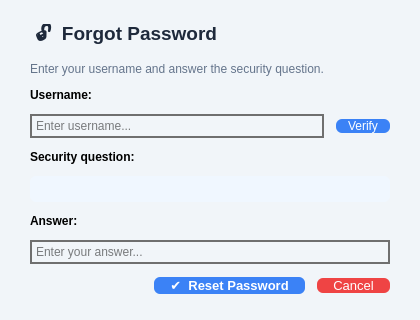
This is ui/ForgotPasswordDialog.ui in khoivnk25411e/Final-Project-Programming-Techniques as Qt 5 draws it before an edit. The edited form follows.
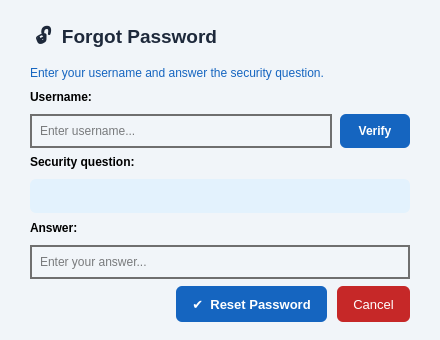
This is the edited form.

```diff
--- a/ui/ForgotPasswordDialog.ui
+++ b/ui/ForgotPasswordDialog.ui
@@ -6,20 +6,20 @@
    <rect>
     <x>0</x>
     <y>0</y>
-    <width>420</width>
-    <height>320</height>
+    <width>440</width>
+    <height>340</height>
    </rect>
   </property>
   <property name="minimumSize">
    <size>
-    <width>420</width>
-    <height>320</height>
+    <width>440</width>
+    <height>340</height>
    </size>
   </property>
   <property name="maximumSize">
    <size>
-    <width>420</width>
-    <height>320</height>
+    <width>440</width>
+    <height>340</height>
    </size>
   </property>
   <property name="windowTitle">
@@ -30,7 +30,7 @@
   </property>
   <layout class="QVBoxLayout" name="verticalLayout">
    <property name="spacing">
-    <number>12</number>
+    <number>10</number>
    </property>
    <property name="leftMargin">
     <number>30</number>
@@ -64,7 +64,7 @@
    <item>
     <widget class="QLabel" name="lblDesc">
      <property name="styleSheet">
-      <string>color: #64748b; font-size: 12px;</string>
+      <string>color: #1565c0; font-size: 12px;</string>
      </property>
      <property name="text">
       <string>Enter your username and answer the security question.</string>
@@ -86,10 +86,25 @@
    </item>
    <item>
     <layout class="QHBoxLayout" name="horizontalLayout">
+     <property name="spacing">
+      <number>8</number>
+     </property>
      <item>
       <widget class="QLineEdit" name="lineEditUsername">
+       <property name="minimumSize">
+        <size>
+         <width>0</width>
+         <height>34</height>
+        </size>
+       </property>
+       <property name="maximumSize">
+        <size>
+         <width>16777215</width>
+         <height>34</height>
+        </size>
+       </property>
        <property name="styleSheet">
-        <string>QLineEdit { border: 2px solid #6f6f6f; padding: 2px; color: black; }</string>
+        <string>QLineEdit { border: 2px solid #6f6f6f; padding: 2px 6px; color: black; }</string>
        </property>
        <property name="placeholderText">
         <string>Enter username...</string>
@@ -98,8 +113,20 @@
      </item>
      <item>
       <widget class="QPushButton" name="btnVerifyUser">
+       <property name="minimumSize">
+        <size>
+         <width>70</width>
+         <height>34</height>
+        </size>
+       </property>
+       <property name="maximumSize">
+        <size>
+         <width>70</width>
+         <height>34</height>
+        </size>
+       </property>
        <property name="styleSheet">
-        <string>QPushButton { background:#3b82f6; color:white; border-radius:6px; font-size:12px; padding: 0 12px; } QPushButton:hover { background:#2563eb; }</string>
+        <string>QPushButton { background:#1565c0; color:white; border-radius:6px; font-size:12px; font-weight:500; padding: 0 12px; } QPushButton:hover { background:#1976d2; }</string>
        </property>
        <property name="text">
         <string>Verify</string>
@@ -120,8 +147,14 @@
    </item>
    <item>
     <widget class="QLabel" name="lblQuestionText">
+     <property name="minimumSize">
+      <size>
+       <width>0</width>
+       <height>34</height>
+      </size>
+     </property>
      <property name="styleSheet">
-      <string>color: #3b82f6; font-style: italic; font-size: 12px; padding: 6px 10px; background:#f0f7ff; border-radius:6px;</string>
+      <string>color: #1565c0; font-style: italic; font-size: 12px; padding: 6px 10px; background:#e3f2fd; border-radius:6px;</string>
      </property>
      <property name="text">
       <string/>
@@ -143,8 +176,20 @@
    </item>
    <item>
     <widget class="QLineEdit" name="lineEditAnswer">
+     <property name="minimumSize">
+      <size>
+       <width>0</width>
+       <height>34</height>
+      </size>
+     </property>
+     <property name="maximumSize">
+      <size>
+       <width>16777215</width>
+       <height>34</height>
+      </size>
+     </property>
      <property name="styleSheet">
-      <string>QLineEdit { border: 2px solid #6f6f6f; padding: 2px; color: black; }</string>
+      <string>QLineEdit { border: 2px solid #6f6f6f; padding: 2px 6px; color: black; }</string>
      </property>
      <property name="placeholderText">
       <string>Enter your answer...</string>
@@ -159,7 +204,7 @@
      <property name="sizeHint" stdset="0">
       <size>
        <width>20</width>
-       <height>40</height>
+       <height>10</height>
       </size>
      </property>
     </spacer>
@@ -181,8 +226,14 @@
      </item>
      <item>
       <widget class="QPushButton" name="btnConfirm">
+       <property name="minimumSize">
+        <size>
+         <width>0</width>
+         <height>36</height>
+        </size>
+       </property>
        <property name="styleSheet">
-        <string>QPushButton { background:#3b82f6; color:white; border-radius:6px; font-size:13px; font-weight:bold; padding: 0 16px; } QPushButton:hover { background:#2563eb; }</string>
+        <string>QPushButton { background:#1565c0; color:white; border-radius:6px; font-size:13px; font-weight:bold; padding: 0 16px; } QPushButton:hover { background:#1976d2; }</string>
        </property>
        <property name="text">
         <string>✔  Reset Password</string>
@@ -191,8 +242,14 @@
      </item>
      <item>
       <widget class="QPushButton" name="btnCancel">
+       <property name="minimumSize">
+        <size>
+         <width>0</width>
+         <height>36</height>
+        </size>
+       </property>
        <property name="styleSheet">
-        <string>QPushButton { background: #ef4444; color:white; border-radius:6px; font-size:13px; padding: 0 16px; } QPushButton:hover { background:#dc2626; }</string>
+        <string>QPushButton { background:#c62828; color:white; border-radius:6px; font-size:13px; padding: 0 16px; } QPushButton:hover { background:#b71c1c; }</string>
        </property>
        <property name="text">
         <string>Cancel</string>
```
